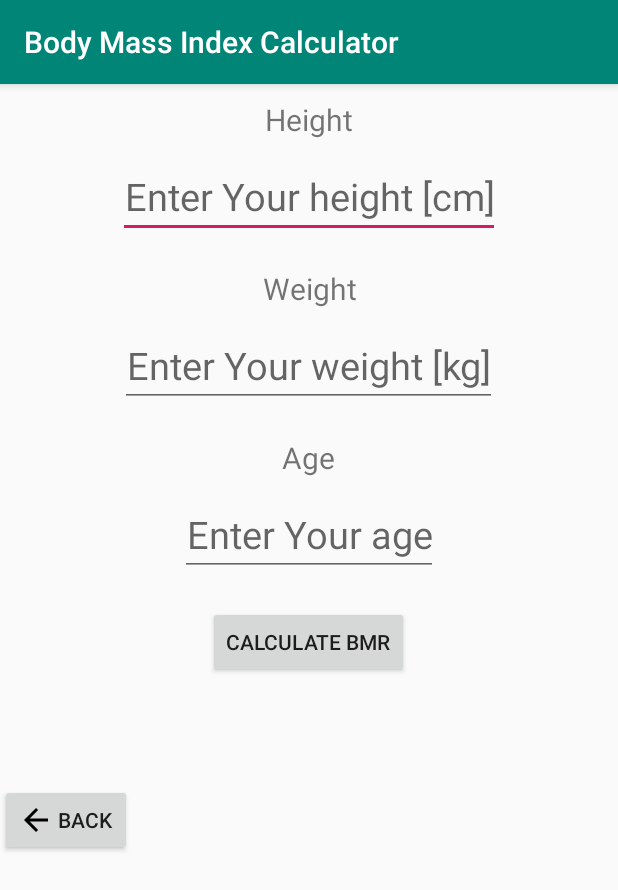
After one commit to s15851/PAMO, an Android app: the BmrActivity screen opened directly, with no data from a screen before it, on a phone screen of 412 x 824 dp. The commit adds this screen. Shown: the top 890 px of the screen. Run offline under Robolectric (Android 15) with nearby library versions, the phone set to English and light mode, and no system bars.

Commit message:
Lab2 - Add new Activities

```diff
--- a/BMICalculator/app/src/main/AndroidManifest.xml
+++ b/BMICalculator/app/src/main/AndroidManifest.xml
@@ -9,6 +9,9 @@
         android:roundIcon="@mipmap/ic_launcher_round"
         android:supportsRtl="true"
         android:theme="@style/AppTheme">
+        <activity android:name=".DietActivity"></activity>
+        <activity android:name=".BmrActivity" />
+        <activity android:name=".BmiActivity" />
         <activity
             android:name=".MainActivity"
             android:label="@string/app_name"
--- /dev/null
+++ b/BMICalculator/app/src/main/java/com/s15851/bmi_calc/BmrActivity.java
@@ -0,0 +1,74 @@
+package com.s15851.bmi_calc;
+
+import androidx.appcompat.app.AppCompatActivity;
+
+import android.content.Intent;
+import android.os.Bundle;
+import android.view.View;
+import android.widget.Button;
+import android.widget.EditText;
+import android.widget.TextView;
+
+public class BmrActivity extends AppCompatActivity {
+
+    Button launchDiet, btCalculateBmr;
+    TextView bmrResultTextView;
+    EditText weightTextView;
+    EditText heightTextView;
+    EditText ageTextView;
+
+
+
+    @Override
+    protected void onCreate(Bundle savedInstanceState) {
+        super.onCreate(savedInstanceState);
+        setContentView(R.layout.activity_bmr);
+
+        launchDiet = findViewById(R.id.launchDiet);
+        btCalculateBmr = findViewById(R.id.calcBmr);
+        bmrResultTextView = findViewById(R.id.bmrResult);
+        weightTextView = findViewById(R.id.weight);
+        heightTextView = findViewById(R.id.height);
+        ageTextView = findViewById(R.id.age);
+
+        btCalculateBmr.setOnClickListener(new View.OnClickListener() {
+            @Override
+            public void onClick(View v) {
+                showBmr();
+            }
+        });
+
+        Button back = findViewById(R.id.btBack);
+        back.setOnClickListener(new View.OnClickListener() {
+            @Override
+            public void onClick(View v) {
+                Intent intent = new Intent(getApplicationContext(), BmiActivity.class);
+                startActivity(intent);
+            }
+        });
+
+    }
+
+    private void showBmr()
+    {
+        String inputWeight = weightTextView.getText().toString();
+        String inputHeight = heightTextView.getText().toString();
+        String inputAge = ageTextView.getText().toString();
+
+        if (!inputHeight.isEmpty() && !inputWeight.isEmpty() && !inputAge.isEmpty()) {
+            float heightValue = Float.parseFloat(inputHeight);
+            float weightValue = Float.parseFloat(inputWeight);
+            int ageValue = Integer.parseInt(inputAge);
+
+            calculateBmr(weightValue, heightValue, ageValue);
+        }
+    }
+    public void calculateBmr(double weight, double height, double age)
+    {
+        double bmrResult;
+
+        bmrResult = 66.4730 + 13.7516 * weight + 5.033 * height - 6.7550 * age;
+
+        bmrResultTextView.setText(String.valueOf(Math.round(bmrResult))+" calories");
+    }
+}
--- /dev/null
+++ b/BMICalculator/app/src/main/res/drawable/ic_arrow_back_black_24dp.xml
@@ -0,0 +1,9 @@
+<vector xmlns:android="http://schemas.android.com/apk/res/android"
+        android:width="24dp"
+        android:height="24dp"
+        android:viewportWidth="24.0"
+        android:viewportHeight="24.0">
+    <path
+        android:fillColor="#FF000000"
+        android:pathData="M20,11H7.83l5.59,-5.59L12,4l-8,8 8,8 1.41,-1.41L7.83,13H20v-2z"/>
+</vector>
--- /dev/null
+++ b/BMICalculator/app/src/main/res/layout/activity_bmr.xml
@@ -0,0 +1,106 @@
+<?xml version="1.0" encoding="utf-8"?>
+<androidx.constraintlayout.widget.ConstraintLayout
+    xmlns:android="http://schemas.android.com/apk/res/android"
+    xmlns:tools="http://schemas.android.com/tools"
+    android:layout_width="match_parent"
+    android:layout_height="match_parent"
+    tools:context=".BmrActivity">
+
+    <LinearLayout
+        android:layout_width="match_parent"
+        android:layout_height="match_parent"
+        android:orientation="vertical">
+
+
+        <TextView
+            android:id="@+id/heightLabel"
+            android:layout_width="wrap_content"
+            android:layout_height="wrap_content"
+            android:layout_gravity="center_horizontal"
+            android:layout_marginTop="10dp"
+            android:gravity="center_horizontal"
+            android:text="@string/heightLabel"
+            android:textSize="20sp" />
+
+        <EditText
+            android:id="@+id/height"
+            android:layout_width="wrap_content"
+            android:layout_height="wrap_content"
+            android:layout_gravity="center_horizontal"
+            android:layout_marginTop="10dp"
+            android:gravity="center"
+            android:hint="@string/height"
+            android:inputType="number|numberDecimal"
+            android:textSize="25sp" />
+
+        <TextView
+            android:id="@+id/weightLabel"
+            android:layout_width="wrap_content"
+            android:layout_height="wrap_content"
+            android:layout_gravity="center_horizontal"
+            android:layout_marginTop="20dp"
+            android:gravity="center_horizontal"
+            android:text="@string/weightLabel"
+            android:textSize="20sp" />
+
+        <EditText
+            android:id="@+id/weight"
+            android:layout_width="wrap_content"
+            android:layout_height="wrap_content"
+            android:layout_gravity="center_horizontal"
+            android:layout_marginTop="10dp"
+            android:gravity="center|center_horizontal"
+            android:hint="@string/weight"
+            android:inputType="number|numberDecimal"
+            android:textSize="25sp" />
+
+        <TextView
+            android:id="@+id/ageLabel"
+            android:layout_width="wrap_content"
+            android:layout_height="wrap_content"
+            android:layout_gravity="center_horizontal"
+            android:layout_marginTop="20dp"
+            android:gravity="center_horizontal"
+            android:text="@string/ageLabel"
+            android:textSize="20sp" />
+
+        <EditText
+            android:id="@+id/age"
+            android:layout_width="wrap_content"
+            android:layout_height="wrap_content"
+            android:layout_gravity="center_horizontal"
+            android:layout_marginTop="10dp"
+            android:gravity="center|center_horizontal"
+            android:hint="@string/age"
+            android:inputType="number"
+            android:textSize="25sp" />
+
+        <Button
+            android:id="@+id/calcBmr"
+            android:layout_width="wrap_content"
+            android:layout_height="wrap_content"
+            android:layout_gravity="center_horizontal"
+            android:layout_marginTop="20dp"
+            android:text="@string/calculateBMR" />
+
+        <TextView
+            android:id="@+id/bmrResult"
+            android:layout_width="wrap_content"
+            android:layout_height="wrap_content"
+            android:layout_gravity="center_horizontal"
+            android:layout_marginTop="30dp"
+            android:gravity="center_horizontal"
+            android:textColor="@color/colorPrimary"
+            android:textSize="30sp"
+            android:textStyle="bold" />
+
+        <Button
+            android:id="@+id/btBack"
+            android:layout_width="wrap_content"
+            android:layout_height="wrap_content"
+            android:drawableLeft="@drawable/ic_arrow_back_black_24dp"
+            android:text="@string/back" />
+
+    </LinearLayout>
+
+</androidx.constraintlayout.widget.ConstraintLayout>
--- a/BMICalculator/app/src/main/res/values/strings.xml
+++ b/BMICalculator/app/src/main/res/values/strings.xml
@@ -1,5 +1,6 @@
 <resources>
     <string name="app_name">Body Mass Index Calculator</string>
+    <string name="bmr_activity_name">Basal Metabolic Rate Calculator</string>
     <string name="action_settings">Settings</string>
     <string name="heightLabel">Height</string>
     <string name="height">Enter Your height [cm]</string>
@@ -10,4 +11,14 @@
     <string name="normal">Healthy range</string>
     <string name="over">Overweight</string>
     <string name="obese">Obese</string>
+    <string name="welcome_screen">Welcome in BMI Calculator App</string>
+    <string name="launchBmr">Launch BMR Calculator</string>
+    <string name="age">Enter Your age</string>
+    <string name="ageLabel">Age</string>
+    <string name="calculateBMR">Calculate BMR</string>
+    <string name="activityLevelLabel">Activity level</string>
+    <string name="launchDiet">"Launch diet recommendation"</string>
+    <string name="headerTextDiet">"What to eat during COVID-19?         You have been classified in the BMI category:" </string>
+    <string name="detailTextDiet">"that's why your diet should be based on:" </string>
+    <string name="back">Back</string>
 </resources>
```
Also changed, not shown: BMICalculator/app/src/main/java/com/s15851/bmi_calc/BmiActivity.java (added, +105 -0 lines), BMICalculator/app/src/main/java/com/s15851/bmi_calc/DietActivity.java (added, +66 -0 lines), BMICalculator/app/src/main/java/com/s15851/bmi_calc/MainActivity.java (+13 -54 lines), BMICalculator/app/src/main/res/drawable/ic_android_black_24dp.xml (added, +9 -0 lines), BMICalculator/app/src/main/res/layout/activity_bmi.xml (added, +105 -0 lines), BMICalculator/app/src/main/res/layout/activity_diet.xml (added, +49 -0 lines), BMICalculator/app/src/main/res/layout/activity_main.xml (+11 -11 lines), BMICalculator/app/src/main/res/layout/content_main.xml (+6 -57 lines), BMICalculator/app/src/main/res/drawable/normal.jpg (added), BMICalculator/app/src/main/res/drawable/obese.jpg (added), BMICalculator/app/src/main/res/drawable/over.jpg (added), BMICalculator/app/src/main/res/drawable/under.jpg (added), BMICalculator/app/src/main/res/drawable/welcome.jpg (added).
